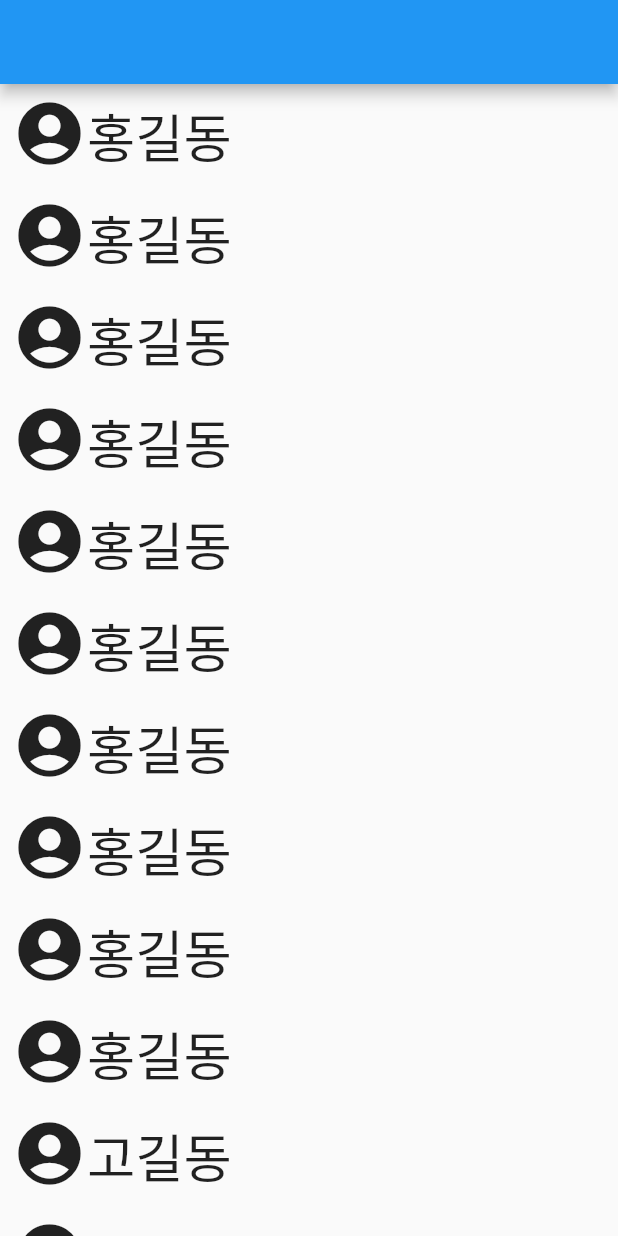
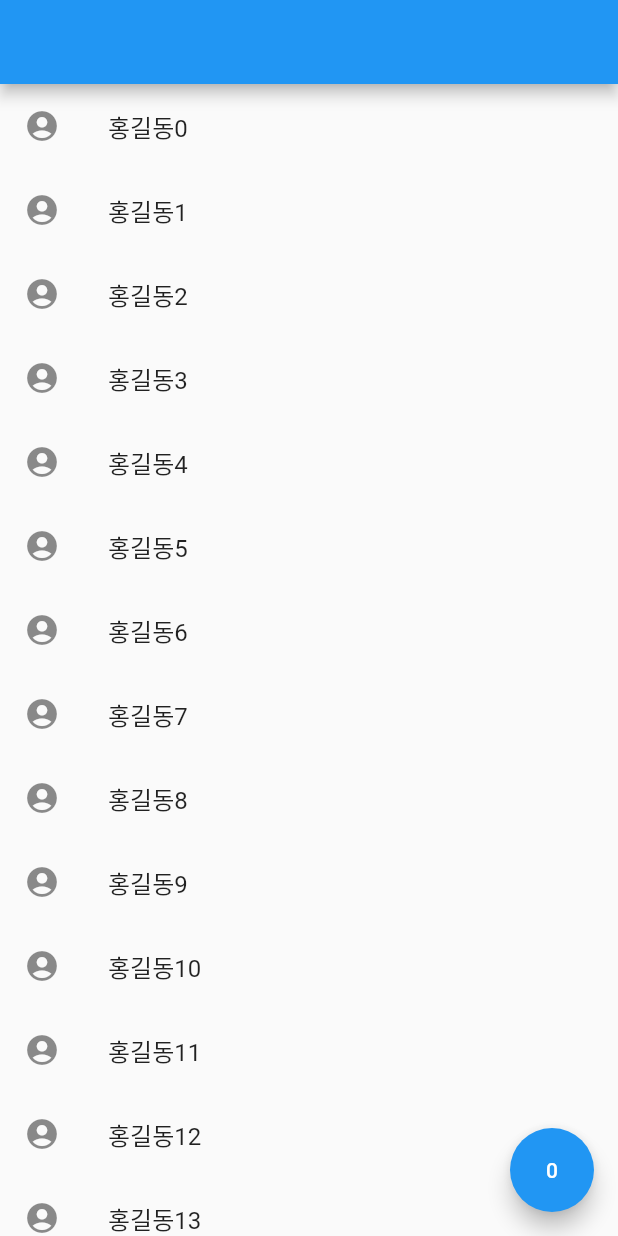
Before and after one commit to ChoiWheatley/flutter_tutorial, a Flutter app: the screen it shows after launch, on a phone screen of 412 x 824 dp. Run offline on Flutter 3.47's test engine with Material 2 defaults, Android fonts, the phone set to English and light mode, and no system bars.

Commit message:
ListTile, FloatingActionButton, button에 대한 동작 정의

```diff
--- a/lib/main.dart
+++ b/lib/main.dart
@@ -1,54 +1,46 @@
 import 'package:flutter/material.dart';
 
 void main() {
-  runApp(const MyApp());
+  runApp(MyApp());
 }
 
 class MyApp extends StatelessWidget {
-  const MyApp({Key? key}) : super(key: key);
-
+  MyApp({Key? key}) : super(key: key);
+  var a = 0;
   @override
   Widget build(BuildContext context) {
     return MaterialApp(
       home: Scaffold(
+        /// 우측 하단에 떠있는 버튼에 대한 프리셋이 있다.
+        floatingActionButton: FloatingActionButton(
+          /// Text 렌더링 강제하기는 다음 시간에
+          child: Text(a.toString()),
+          onPressed: (){
+            /// 버튼 누르면 여기 코드를 실행해준다.
+            a++;
+          },
+        ),
         appBar: AppBar(),
         body: Container(
           /// ListView 사용하면 스크롤바 생김. 스크롤 위치 감시도 가능, 안보이는 위젯
           /// 메모리 절약
-          child: ListView(
-            children: const [
-              MyListItem(name: '홍길동'),
-              MyListItem(name: '홍길동'),
-              MyListItem(name: '홍길동'),
-              MyListItem(name: '홍길동'),
-              MyListItem(name: '홍길동'),
-              MyListItem(name: '홍길동'),
-              MyListItem(name: '홍길동'),
-              MyListItem(name: '홍길동'),
-              MyListItem(name: '홍길동'),
-              MyListItem(name: '홍길동'),
-              MyListItem(name: '고길동'),
-              MyListItem(name: '최승현'),
-              MyListItem(name: '고길동'),
-              MyListItem(name: '최승현'),
-              MyListItem(name: '고길동'),
-              MyListItem(name: '최승현'),
-              MyListItem(name: '고길동'),
-              MyListItem(name: '최승현'),
-              MyListItem(name: '고길동'),
-              MyListItem(name: '최승현'),
-              MyListItem(name: '고길동'),
-              MyListItem(name: '최승현'),
-              MyListItem(name: '고길동'),
-              MyListItem(name: '최승현'),
-              MyListItem(name: '고길동'),
-              MyListItem(name: '최승현'),
-              MyListItem(name: '고길동'),
-              MyListItem(name: '최승현'),
-              MyListItem(name: '고길동'),
-              MyListItem(name: '최승현'),
-            ],
-          )
+          child: ListView.builder(itemCount: 100,
+            itemBuilder: (buildContext, i){
+              print('hello' + i.toString());
+              // return MyListItem(name: "name_" + i.toString(),);
+              /// ListTile을 쓰면 별도의 컴포넌트 만들 필요도 없이 바로 리스트에 필요한
+              /// 아이템을 정의할 수 있다.
+              return ListTile(
+                autofocus: true,
+                enabled: true,
+                hoverColor: Colors.amber,
+                focusColor: Colors.yellow,
+                selectedColor: Colors.yellowAccent,
+                leading: Icon(Icons.account_circle),
+                title: Text('홍길동' + i.toString()),
+              );
+            },
+          ),
         ),
       ),
     );
```
